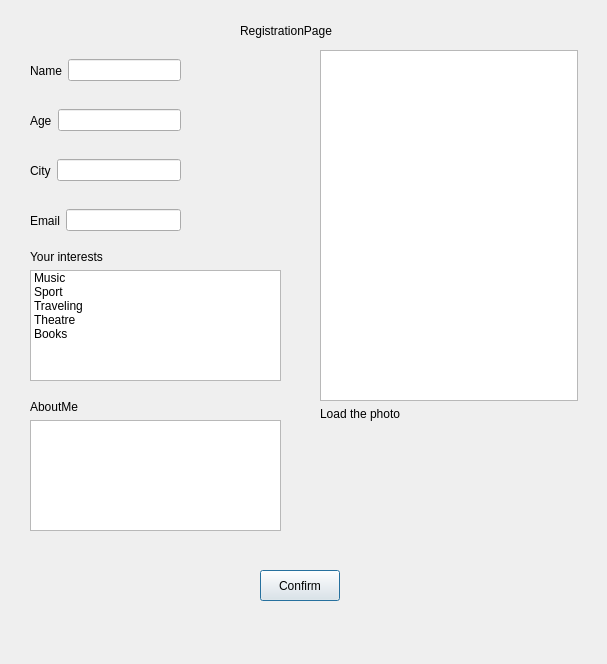
Before: the Qt Designer form HobbyHub/registrationpage.ui in cpp-park-vk-education/2023_1_Chaihona_-1, drawn with Qt 5.
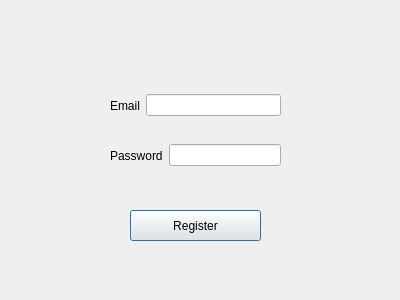
After: the same form once the commit is applied.

```diff
--- a/HobbyHub/registrationpage.ui
+++ b/HobbyHub/registrationpage.ui
@@ -6,163 +6,36 @@
    <rect>
     <x>0</x>
     <y>0</y>
-    <width>607</width>
-    <height>664</height>
+    <width>400</width>
+    <height>300</height>
    </rect>
   </property>
   <property name="windowTitle">
    <string>Dialog</string>
   </property>
-  <widget class="QLabel" name="RegPageLabel">
+  <widget class="QPushButton" name="BtnRegister">
    <property name="geometry">
     <rect>
-     <x>240</x>
-     <y>20</y>
-     <width>141</width>
-     <height>21</height>
-    </rect>
-   </property>
-   <property name="text">
-    <string>RegistrationPage</string>
-   </property>
-  </widget>
-  <widget class="QPushButton" name="BtnConfirm">
-   <property name="geometry">
-    <rect>
-     <x>260</x>
-     <y>570</y>
-     <width>80</width>
+     <x>130</x>
+     <y>210</y>
+     <width>131</width>
      <height>31</height>
     </rect>
    </property>
    <property name="text">
-    <string>Confirm</string>
+    <string>Register</string>
    </property>
   </widget>
   <widget class="QWidget" name="layoutWidget">
    <property name="geometry">
     <rect>
-     <x>30</x>
-     <y>250</y>
-     <width>251</width>
-     <height>131</height>
+     <x>110</x>
+     <y>90</y>
+     <width>171</width>
+     <height>31</height>
     </rect>
    </property>
-   <layout class="QVBoxLayout" name="verticalLayout_4">
-    <item>
-     <widget class="QLabel" name="Interests">
-      <property name="text">
-       <string>Your interests</string>
-      </property>
-     </widget>
-    </item>
-    <item>
-     <widget class="QListWidget" name="interests">
-      <item>
-       <property name="text">
-        <string>Music</string>
-       </property>
-      </item>
-      <item>
-       <property name="text">
-        <string>Sport</string>
-       </property>
-      </item>
-      <item>
-       <property name="text">
-        <string>Traveling</string>
-       </property>
-      </item>
-      <item>
-       <property name="text">
-        <string>Theatre</string>
-       </property>
-      </item>
-      <item>
-       <property name="text">
-        <string>Books</string>
-       </property>
-      </item>
-     </widget>
-    </item>
-   </layout>
-  </widget>
-  <widget class="QWidget" name="layoutWidget_7">
-   <property name="geometry">
-    <rect>
-     <x>30</x>
-     <y>150</y>
-     <width>151</width>
-     <height>41</height>
-    </rect>
-   </property>
-   <layout class="QHBoxLayout" name="horizontalLayout_8">
-    <item>
-     <widget class="QLabel" name="City">
-      <property name="text">
-       <string>City</string>
-      </property>
-     </widget>
-    </item>
-    <item>
-     <widget class="QLineEdit" name="city"/>
-    </item>
-   </layout>
-  </widget>
-  <widget class="QWidget" name="layoutWidget_5">
-   <property name="geometry">
-    <rect>
-     <x>30</x>
-     <y>100</y>
-     <width>151</width>
-     <height>41</height>
-    </rect>
-   </property>
-   <layout class="QHBoxLayout" name="horizontalLayout_6">
-    <item>
-     <widget class="QLabel" name="Age">
-      <property name="text">
-       <string>Age</string>
-      </property>
-     </widget>
-    </item>
-    <item>
-     <widget class="QLineEdit" name="age"/>
-    </item>
-   </layout>
-  </widget>
-  <widget class="QWidget" name="layoutWidget_4">
-   <property name="geometry">
-    <rect>
-     <x>30</x>
-     <y>50</y>
-     <width>151</width>
-     <height>41</height>
-    </rect>
-   </property>
-   <layout class="QHBoxLayout" name="horizontalLayout_5">
-    <item>
-     <widget class="QLabel" name="Name">
-      <property name="text">
-       <string>Name</string>
-      </property>
-     </widget>
-    </item>
-    <item>
-     <widget class="QLineEdit" name="name"/>
-    </item>
-   </layout>
-  </widget>
-  <widget class="QWidget" name="layoutWidget_6">
-   <property name="geometry">
-    <rect>
-     <x>30</x>
-     <y>200</y>
-     <width>151</width>
-     <height>41</height>
-    </rect>
-   </property>
-   <layout class="QHBoxLayout" name="horizontalLayout_7">
+   <layout class="QHBoxLayout" name="horizontalLayout">
     <item>
      <widget class="QLabel" name="Email">
       <property name="text">
@@ -175,47 +48,25 @@
     </item>
    </layout>
   </widget>
-  <widget class="QWidget" name="layoutWidget_2">
+  <widget class="QWidget" name="layoutWidget">
    <property name="geometry">
     <rect>
-     <x>320</x>
-     <y>50</y>
-     <width>258</width>
-     <height>371</height>
+     <x>110</x>
+     <y>140</y>
+     <width>171</width>
+     <height>31</height>
     </rect>
    </property>
-   <layout class="QVBoxLayout" name="verticalLayout_5">
+   <layout class="QHBoxLayout" name="horizontalLayout_2">
     <item>
-     <widget class="QGraphicsView" name="photo"/>
-    </item>
-    <item>
-     <widget class="QLabel" name="LoadThePhoto">
+     <widget class="QLabel" name="Password">
       <property name="text">
-       <string>Load the photo</string>
+       <string>Password</string>
       </property>
      </widget>
     </item>
-   </layout>
-  </widget>
-  <widget class="QWidget" name="layoutWidget_3">
-   <property name="geometry">
-    <rect>
-     <x>30</x>
-     <y>400</y>
-     <width>251</width>
-     <height>131</height>
-    </rect>
-   </property>
-   <layout class="QVBoxLayout" name="verticalLayout_6">
     <item>
-     <widget class="QLabel" name="AboutMe">
-      <property name="text">
-       <string>AboutMe</string>
-      </property>
-     </widget>
-    </item>
-    <item>
-     <widget class="QTextEdit" name="aboutme"/>
+     <widget class="QLineEdit" name="password"/>
     </item>
    </layout>
   </widget>
```
